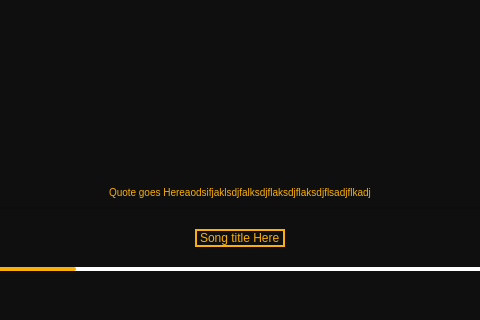
Above: Gui/Main_Gui.ui from ThatNerd404/D.E.A.T.H before the change; both pictures show x 220 to 700 and y 200 to 520 of the 800 by 520 pixel window. Below: the same form after it.
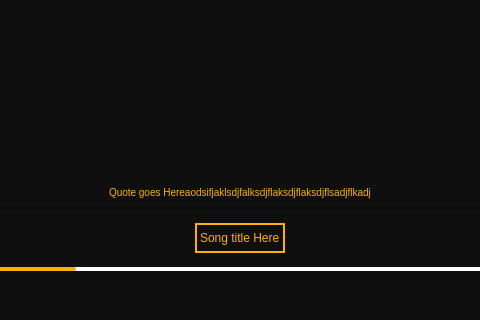
That is the form after the change. Icons and pictures are not drawn.

Diff of the .ui file:
```diff
--- a/Gui/Main_Gui.ui
+++ b/Gui/Main_Gui.ui
@@ -1772,7 +1772,7 @@
                 <property name="maximumSize">
                  <size>
                   <width>16777215</width>
-                  <height>198</height>
+                  <height>114</height>
                  </size>
                 </property>
                 <property name="frameShape">
@@ -1799,6 +1799,18 @@
                  </property>
                  <item alignment="Qt::AlignHCenter|Qt::AlignVCenter">
                   <widget class="QLabel" name="Song_Title_Label">
+                   <property name="minimumSize">
+                    <size>
+                     <width>0</width>
+                     <height>30</height>
+                    </size>
+                   </property>
+                   <property name="maximumSize">
+                    <size>
+                     <width>16777215</width>
+                     <height>30</height>
+                    </size>
+                   </property>
                    <property name="styleSheet">
                     <string notr="true">border-width: 2px;
 border-style: solid;
```
Left out of the diff: 13 changed lines with no effect on the pictures.
